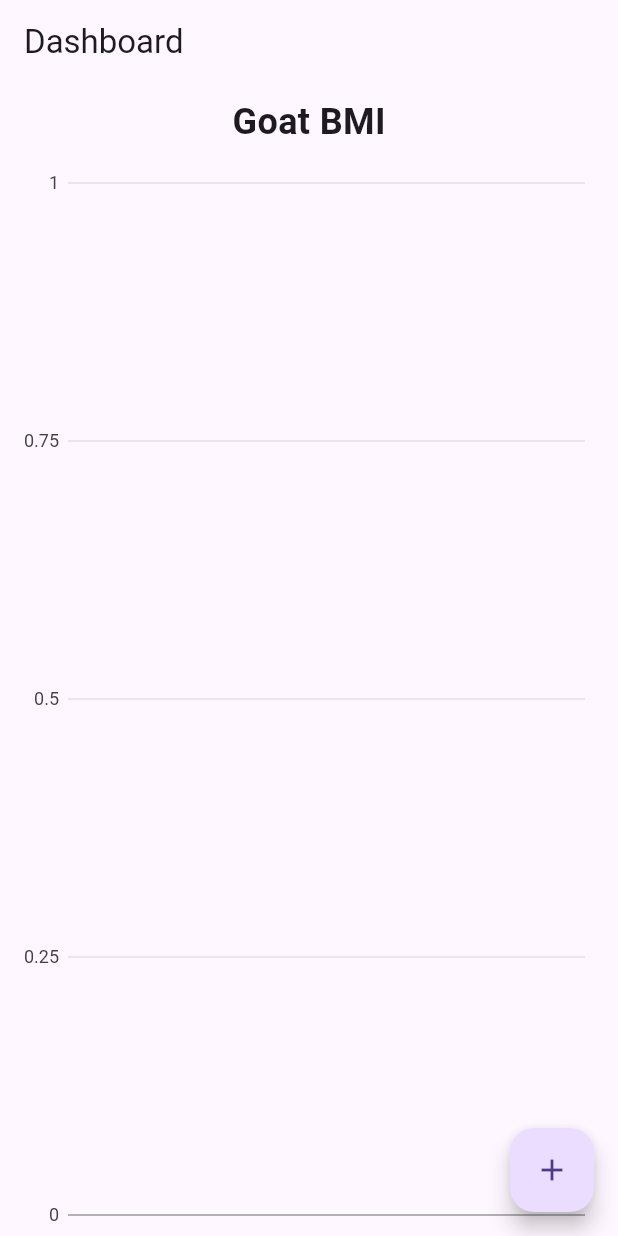
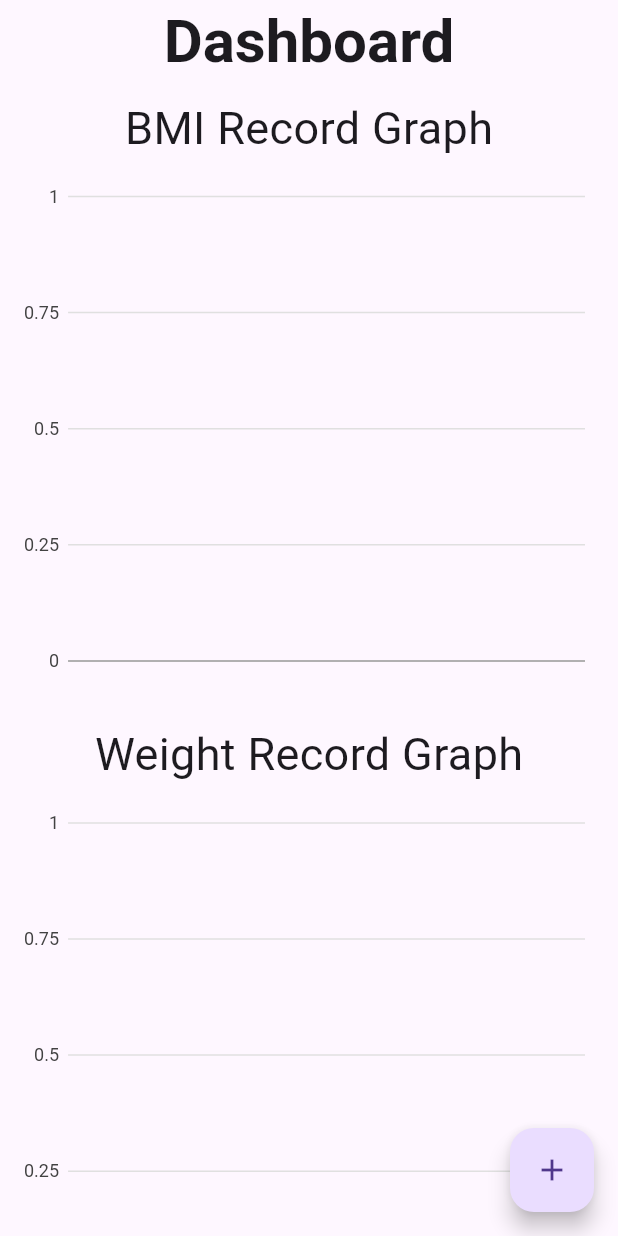
Before and after one commit to cfgmumbai24/Team-39, a Flutter app: the HomeScreen screen opened directly, on a phone screen of 412 x 824 dp. Run offline on Flutter 3.47's test engine with Material 3 defaults, Android fonts, the phone set to English and light mode, and no system bars; our stand-ins replace charts_flutter, cloud_firestore, firebase_auth, firebase_core, fluttertoast; accounts and stored records are empty; network calls fail; Roboto replaces fonts that are missing (BeautifulFont).

Commit message:
finished app

```diff
--- a/flutter_app/lib/home_screen.dart
+++ b/flutter_app/lib/home_screen.dart
@@ -1,6 +1,7 @@
 import 'package:charts_flutter/flutter.dart' as charts;
 import 'package:cloud_firestore/cloud_firestore.dart';
 import 'package:flutter/material.dart';
+import 'package:flutter/rendering.dart';
 import 'package:flutter_app/model/goat_data.dart';
 import 'package:flutter_app/form_screen.dart';
 
@@ -11,19 +12,43 @@ class HomeScreen extends StatefulWidget {
 
 class _HomeScreenState extends State<HomeScreen> {
   List<charts.Series<GoatData, String>>? _seriesBarData;
+  List<charts.Series<GoatData, String>>? _seriesWeightData;
   List<GoatData>? myData;
 
   _generateData(List<GoatData>? data) {
     _seriesBarData = [];
+    _seriesWeightData = [];
+
+    // Define custom colors for the bars
+    final customColors = [
+      charts.MaterialPalette.red.shadeDefault,
+      charts.MaterialPalette.blue.shadeDefault,
+      charts.MaterialPalette.green.shadeDefault,
+      charts.MaterialPalette.yellow.shadeDefault,
+      charts.MaterialPalette.purple.shadeDefault,
+      charts.MaterialPalette.cyan.shadeDefault,
+    ];
+
     if (data != null && data.isNotEmpty) {
       _seriesBarData!.add(
         charts.Series<GoatData, String>(
-          domainFn: (GoatData goatData, _) => goatData.id,
+          domainFn: (GoatData goatData, int? index) => (index! + 1).toString(),
           measureFn: (GoatData goatData, _) => goatData.bmi,
-          colorFn: (GoatData goatData, _) => charts.Color.fromHex(code: goatData.color),
-          id: 'GoatData',
+          colorFn: (GoatData goatData, int? index) => customColors[index! % customColors.length],
+          id: 'Goat BMI Data',
           data: data,
-          labelAccessorFn: (GoatData row, _) => "${row.id}",
+          labelAccessorFn: (GoatData row, int? index) => (index! + 1).toString(),
+        ),
+      );
+
+      _seriesWeightData!.add(
+        charts.Series<GoatData, String>(
+          domainFn: (GoatData goatData, int? index) => (index! + 1).toString(),
+          measureFn: (GoatData goatData, _) => goatData.weight,
+          colorFn: (GoatData goatData, int? index) => customColors[index! % customColors.length],
+          id: 'Goat Weight Data',
+          data: data,
+          labelAccessorFn: (GoatData row, int? index) => (index! + 1).toString(),
         ),
       );
     }
@@ -32,7 +57,17 @@ class _HomeScreenState extends State<HomeScreen> {
   @override
   Widget build(BuildContext context) {
     return Scaffold(
-      appBar: AppBar(title: Text('Dashboard')),
+      appBar: AppBar(
+        centerTitle: true,
+        title: Text(
+          'Dashboard',
+          style: TextStyle(
+            fontSize: 40.0,
+            fontWeight: FontWeight.bold,
+            fontFamily: 'BeautifulFont', // Replace with a beautiful font
+          ),
+        ),
+      ),
       body: _buildBody(context),
       floatingActionButton: FloatingActionButton(
         child: Icon(Icons.add),
@@ -63,27 +98,30 @@ class _HomeScreenState extends State<HomeScreen> {
           }).toList();
           myData = goatData;
           _generateData(myData);
-          return _buildChart(context, goatData);
+          return _buildCharts(context, goatData);
         }
       },
     );
   }
 
-  Widget _buildChart(BuildContext context, List<GoatData> goatData) {
-    return Padding(
+  Widget _buildCharts(BuildContext context, List<GoatData> goatData) {
+    return SingleChildScrollView(
+      child: Padding(
         padding: EdgeInsets.all(8.0),
         child: Column(
           children: [
             Text(
-            'Goat BMI',
-            style: TextStyle(fontSize: 24.0, fontWeight: FontWeight.bold),
+              'BMI Record Graph',
+              style: TextStyle(fontSize: 30.0),
             ),
             SizedBox(height: 10.0),
-          Expanded(
+            Container(
+              height: MediaQuery.of(context).size.height * 0.4, // Adjust the height to decrease the size of the first chart
               child: charts.BarChart(
                 _seriesBarData!,
                 animate: true,
                 animationDuration: Duration(seconds: 5),
+                barGroupingType: charts.BarGroupingType.grouped,
                 behaviors: [
                   charts.DatumLegend(
                     entryTextStyle: charts.TextStyleSpec(
@@ -93,10 +131,45 @@ class _HomeScreenState extends State<HomeScreen> {
                     ),
                   ),
                 ],
+                defaultRenderer: charts.BarRendererConfig(
+                  groupingType: charts.BarGroupingType.grouped,
+                  barRendererDecorator: charts.BarLabelDecorator<String>(),
+                  maxBarWidthPx: 20, // Adjust this value to decrease bar width
+                ),
+              ),
+            ),
+            SizedBox(height: 35.0), // Add some spacing between the charts
+            Text(
+              'Weight Record Graph',
+              style: TextStyle(fontSize: 30),
+            ),
+            SizedBox(height: 10.0),
+            Container(
+              height: MediaQuery.of(context).size.height * 0.4, // Adjust the height to decrease the size of the second chart
+              child: charts.BarChart(
+                _seriesWeightData!,
+                animate: true,
+                animationDuration: Duration(seconds: 5),
+                barGroupingType: charts.BarGroupingType.grouped,
+                behaviors: [
+                  charts.DatumLegend(
+                    entryTextStyle: charts.TextStyleSpec(
+                      color: charts.MaterialPalette.blue.shadeDefault,
+                      fontFamily: 'Georgia',
+                      fontSize: 18,
+                    ),
+                  ),
+                ],
+                defaultRenderer: charts.BarRendererConfig(
+                  groupingType: charts.BarGroupingType.grouped,
+                  barRendererDecorator: charts.BarLabelDecorator<String>(),
+                  maxBarWidthPx: 20, // Adjust this value to decrease bar width
+                ),
               ),
             ),
           ],
         ),
+      ),
     );
   }
 }
--- a/flutter_app/lib/main.dart
+++ b/flutter_app/lib/main.dart
@@ -1,6 +1,7 @@
 import 'package:firebase_core/firebase_core.dart';
 import 'package:flutter/material.dart';
 import 'package:flutter_app/firebase_options.dart';
+import 'package:flutter_app/home_screen.dart';
 import 'package:flutter_app/sign_in.dart';
 void main() async{
   WidgetsFlutterBinding.ensureInitialized();
@@ -17,7 +18,7 @@ class MyApp extends StatelessWidget {
   @override
   Widget build(BuildContext context) {
     return MaterialApp(
-      home: DetailsPage(),
+      home: HomeScreen(),
     );
 
   }
```
Also changed, not shown: flutter_app/lib/login_page.dart (+10 -10 lines), flutter_app/lib/sign_in.dart (+8 -13 lines). Lines whose indentation alone changed are shown as unchanged.
